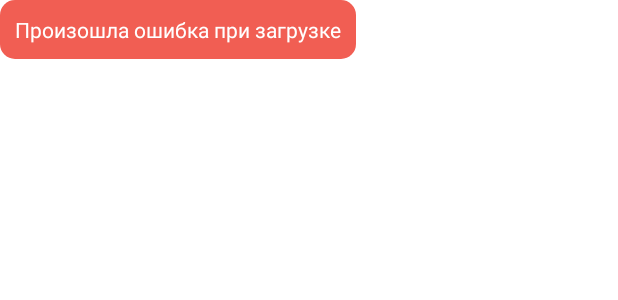
After one commit to Vezelfulv111/currencyList, an Android app: the layout redtoast.xml on its own in the app's theme, with its tools: preview values and no code run, on a phone screen of 412 x 824 dp. The commit adds this screen. Shown: the top 300 px of the screen. Run offline under Robolectric (Android 15) with nearby library versions, the phone set to English and light mode, and no system bars; network calls fail.

Commit message:
[f] Toast design fixed

```diff
--- a/app/src/main/java/And/cryptocurrency/com/basescreenfragment.kt
+++ b/app/src/main/java/And/cryptocurrency/com/basescreenfragment.kt
@@ -59,7 +59,6 @@ import android.widget.TextView
                 ft.replace(R.id.fragmentContainerView, fragment)
                 ft.commit()
             }
-
 
             //Работа с chips
             val chips: ChipGroup = activity?.findViewById(R.id.chipGroup) as ChipGroup
@@ -158,10 +157,11 @@ import android.widget.TextView
             if (flagRefresh==true)
             {
                 //настройка toast
-                val text = "Произошла ошибка при загрузке"
-                val toast = makeText(context, text, Toast.LENGTH_SHORT)
-                val toastView = toast.view
-                toastView!!.setBackgroundResource(R.color.white)
+                val inflater = layoutInflater
+                val layout: View = inflater.inflate(R.layout.redtoast,
+                    view?.findViewById(R.id.toast_layout_root) as ViewGroup?)
+                val toast = makeText(context, "", Toast.LENGTH_SHORT)
+                toast.view = layout;
                 toast.show()
             }
             else {
@@ -177,7 +177,3 @@ import android.widget.TextView
         }
 
     }
-
-    private fun Toast.setGravity(bottom: Int) {
-
-    }
--- /dev/null
+++ b/app/src/main/res/drawable/roundcorners.xml
@@ -0,0 +1,9 @@
+<?xml version="1.0" encoding="utf-8"?>
+<selector xmlns:android="http://schemas.android.com/apk/res/android">
+    <item>
+        <shape>
+            <corners android:radius="10dp"/>
+            <solid android:color="@color/lightred"/>
+        </shape>
+    </item>
+</selector>
--- /dev/null
+++ b/app/src/main/res/layout/redtoast.xml
@@ -0,0 +1,15 @@
+<LinearLayout xmlns:android="http://schemas.android.com/apk/res/android"
+    android:id="@+id/toast_layout_root"
+    android:layout_width="wrap_content"
+    android:layout_height="wrap_content"
+    android:background="@drawable/roundcorners"
+    android:orientation="horizontal"
+    android:padding="10dp">
+    <TextView
+        android:id="@+id/text"
+        android:layout_width="wrap_content"
+        android:layout_height="wrap_content"
+        android:background="@color/lightred"
+        android:text="Произошла ошибка при загрузке"
+        android:textColor="@color/white" />
+</LinearLayout>
--- a/app/src/main/res/values/colors.xml
+++ b/app/src/main/res/values/colors.xml
@@ -17,4 +17,5 @@
     <color name="lightorange">#FDBB83</color>
     <color name="lightgray">#B6B0AA</color>
     <color name="red">#DF3225</color>
+    <color name="lightred">#F15E53</color>
 </resources>
```
